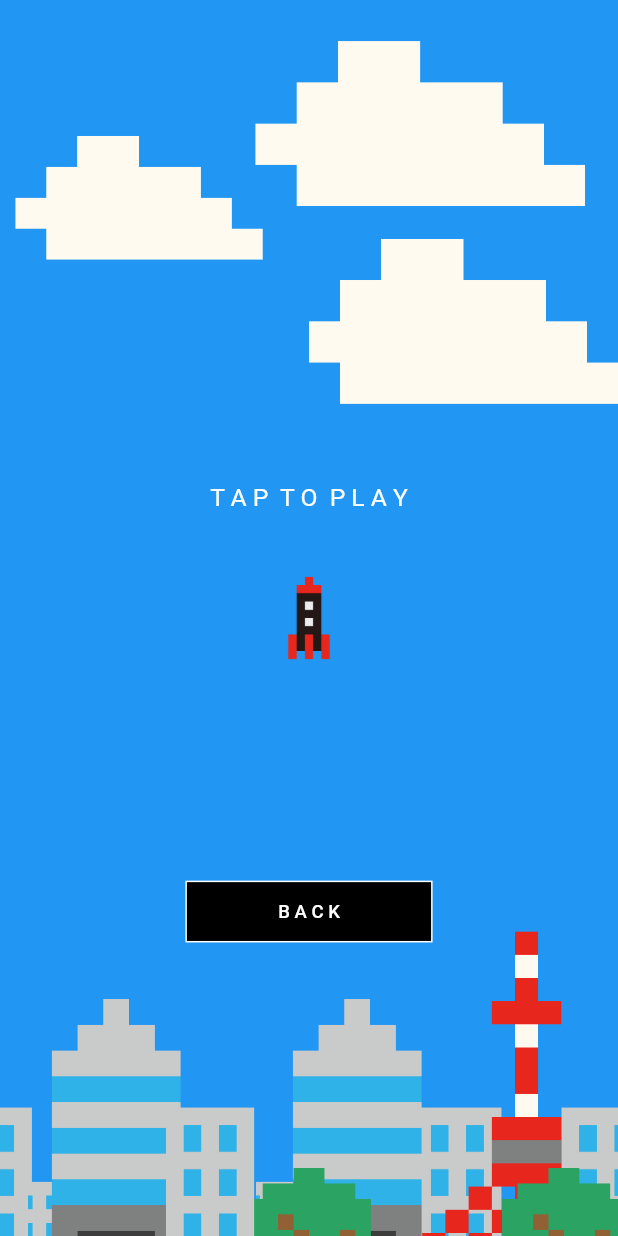
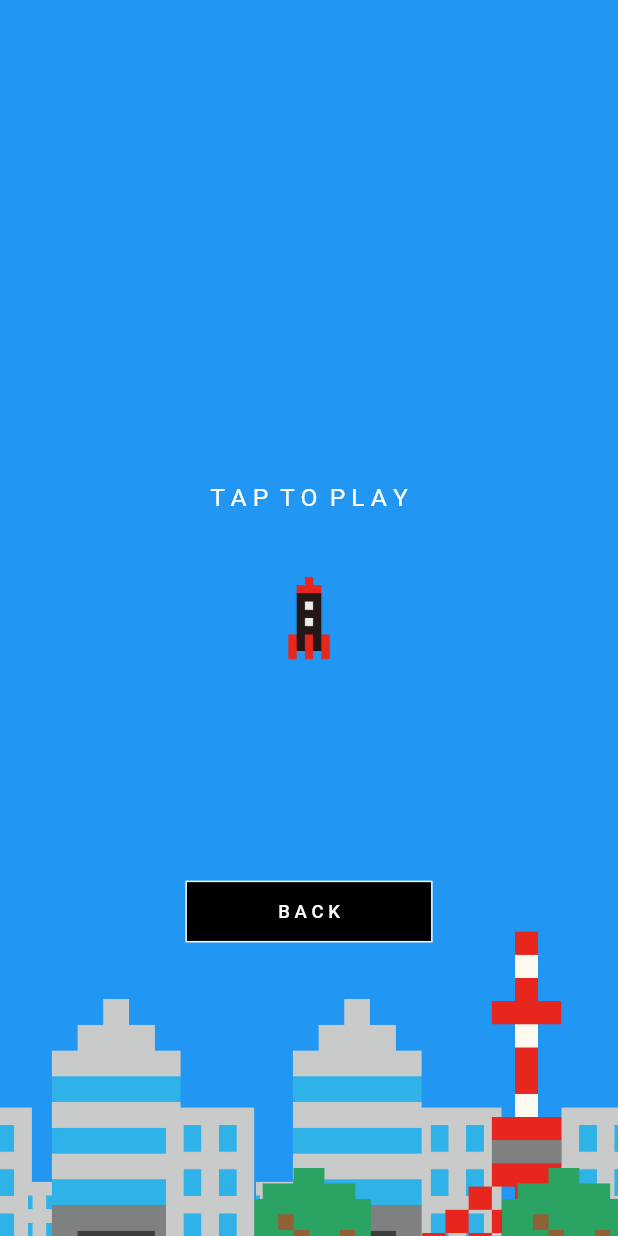
Before and after one commit to yuto90/new_rocket, a Flutter app: the screen it shows after launch, after a tap on "LEVEL", on a phone screen of 412 x 824 dp. Run offline on Flutter 3.47's test engine with Material 2 defaults, Android fonts, the phone set to English and light mode, and no system bars; our stand-ins replace flutter_dotenv, google_fonts, google_mobile_ads; network calls fail.

Commit message:
Level4, Level5を作成(仮)

```diff
--- /dev/null
+++ b/lib/level/level5.dart
@@ -0,0 +1,133 @@
+import 'package:flutter/material.dart';
+import 'package:new_rocket/objects/cloud.dart';
+import 'package:new_rocket/objects/meteorite.dart';
+import 'package:new_rocket/objects/star.dart';
+import 'package:new_rocket/objects/ufo.dart';
+import '../size_config.dart';
+
+class Level5 extends StatelessWidget {
+  final model;
+  Level5({this.model});
+
+  @override
+  Widget build(BuildContext context) {
+    return Stack(
+      children: [
+        // * 障害物 -----------------------------------------------------------
+        Align(
+          alignment: Alignment(model.ufo_1, -1),
+          child: Ufo(),
+        ),
+        Align(
+          alignment: Alignment(model.ufo_075, -0.75),
+          child: Ufo(),
+        ),
+        Align(
+          alignment: Alignment(model.ufo_05, -0.5),
+          child: Ufo(),
+        ),
+        Align(
+          alignment: Alignment(model.ufo_025, -0.25),
+          child: Ufo(),
+        ),
+        Align(
+          alignment: Alignment(model.ufo0, 0),
+          child: Ufo(),
+        ),
+        Align(
+          alignment: Alignment(model.ufo025, 0.25),
+          child: Ufo(),
+        ),
+        Align(
+          alignment: Alignment(model.ufo05, 0.5),
+          child: Ufo(),
+        ),
+        Align(
+          alignment: Alignment(model.ufo075, 0.75),
+          child: Ufo(),
+        ),
+        Align(
+          alignment: Alignment(model.ufo1, 1),
+          child: Ufo(),
+        ),
+        // * 雲 -----------------------------------------------------------
+        Align(
+          alignment: Alignment(0.9, model.cloud),
+          child: Cloud(
+            vertical: SizeConfig.blockSizeVertical! * 20,
+            horizontal: SizeConfig.blockSizeHorizontal! * 60,
+          ),
+        ),
+        Align(
+          alignment: Alignment(-1, model.cloud2),
+          child: Cloud(
+            vertical: SizeConfig.blockSizeVertical! * 15,
+            horizontal: SizeConfig.blockSizeHorizontal! * 45,
+          ),
+        ),
+        Align(
+          alignment: Alignment(1, model.cloud3),
+          child: Cloud(
+            vertical: SizeConfig.blockSizeVertical! * 20,
+            horizontal: SizeConfig.blockSizeHorizontal! * 50,
+          ),
+        ),
+        // * 星 -----------------------------------------------------------
+        model.level != 7
+            ? Align(
+                alignment: Alignment((model.star * -1), model.star),
+                child: Star(),
+              )
+            : const SizedBox(),
+        model.level != 5 || model.level != 7
+            ? Align(
+                alignment: Alignment((model.star2 * -1), model.star2),
+                child: Star(),
+              )
+            : const SizedBox(),
+        model.level == 2
+            ? Align(
+                alignment: Alignment((model.star3 * -1), model.star3),
+                child: Star(),
+              )
+            : const SizedBox(),
+        // * 隕石 -----------------------------------------------------------
+        Align(
+          alignment: Alignment(1, model.meteorite),
+          child: Meteorite(
+            vertical: SizeConfig.blockSizeVertical! * 18,
+            horizontal: SizeConfig.blockSizeHorizontal! * 27,
+          ),
+        ),
+        Align(
+          alignment: Alignment(-0.8, model.meteorite2),
+          child: Meteorite(
+            vertical: SizeConfig.blockSizeVertical! * 15,
+            horizontal: SizeConfig.blockSizeHorizontal! * 20,
+          ),
+        ),
+        Align(
+          alignment: Alignment(0.6, model.meteorite3),
+          child: Meteorite(
+            vertical: SizeConfig.blockSizeVertical! * 10,
+            horizontal: SizeConfig.blockSizeHorizontal! * 20,
+          ),
+        ),
+        Align(
+          alignment: Alignment(0.8, model.meteorite4),
+          child: Meteorite(
+            vertical: SizeConfig.blockSizeVertical! * 16,
+            horizontal: SizeConfig.blockSizeHorizontal! * 26,
+          ),
+        ),
+        Align(
+          alignment: Alignment(-0.6, model.meteorite5),
+          child: Meteorite(
+            vertical: SizeConfig.blockSizeVertical! * 18,
+            horizontal: SizeConfig.blockSizeHorizontal! * 27,
+          ),
+        ),
+      ],
+    );
+  }
+}
--- a/lib/main.dart
+++ b/lib/main.dart
@@ -3,6 +3,8 @@ import 'package:flutter/services.dart';
 import 'package:google_fonts/google_fonts.dart';
 import 'package:google_mobile_ads/google_mobile_ads.dart';
 import 'package:flutter_dotenv/flutter_dotenv.dart';
+import 'package:new_rocket/mainpage_model.dart';
+import 'package:provider/provider.dart';
 import 'mainpage.dart';
 
 Future<void> main() async {
@@ -24,7 +26,14 @@ class MyApp extends StatelessWidget {
         // アプリ全体にフォントを適用
         textTheme: GoogleFonts.dotGothic16TextTheme(),
       ),
-      home: MainPage(),
+      home: MultiProvider(
+        providers: [
+          ChangeNotifierProvider<MainPageModel>(
+            create: (context) => MainPageModel(),
+          ),
+        ],
+        child: MainPage(),
+      ),
     );
   }
 }
--- a/lib/mainpage.dart
+++ b/lib/mainpage.dart
@@ -1,46 +1,35 @@
 import 'package:flutter/material.dart';
 import 'package:google_mobile_ads/google_mobile_ads.dart';
+import 'package:new_rocket/size_config.dart';
 import 'package:provider/provider.dart';
+import 'mainpage_model.dart';
 import 'mode/clear.dart';
 import 'mode/game_over.dart';
 import 'mode/how.dart';
-import 'mainpage_model.dart';
 import 'mode/ready.dart';
 import 'mode/top.dart';
 import 'objects/building.dart';
 import 'objects/building2.dart';
 import 'objects/explosion.dart';
 import 'objects/goal.dart';
-import 'objects/meteorite.dart';
 import 'objects/office.dart';
-import 'objects/star.dart';
+import 'objects/rocket.dart';
+import 'level/level4.dart';
+import 'level/level5.dart';
 import 'objects/tokyo_tower.dart';
-import 'objects/ufo.dart';
-import 'objects/rocket.dart';
-import 'objects/cloud.dart';
 import 'objects/wood.dart';
-import 'size_config.dart';
 
 class MainPage extends StatelessWidget {
   @override
   Widget build(BuildContext context) {
     // Widgetサイズ最適化用クラスを初期化
     SizeConfig().init(context);
-
     return Scaffold(
-      body: ChangeNotifierProvider<MainPageModel>(
-        create: (_) => MainPageModel(),
-        child: Consumer<MainPageModel>(
+      body: Consumer<MainPageModel>(
         builder: (context, model, child) {
           return GestureDetector(
             onTap: () {
-                if (model.gameHasStarted) {
-                  model.move();
-                } else if (model.display == 'ready') {
-                  model.startGame(context);
-                } else if (model.display == 'how') {
-                  model.howDemoMove();
-                }
+              model.tapAction(context);
             },
             child: Stack(
               children: [
@@ -125,120 +114,18 @@ class MainPage extends StatelessWidget {
                         child: MyRocket(boostFlg: model.boost),
                       )
                     : const SizedBox(),
-                  // * 障害物 -----------------------------------------------------------
-                  Align(
-                    alignment: Alignment(model.ufo_1, -1),
-                    child: Ufo(),
-                  ),
-                  Align(
-                    alignment: Alignment(model.ufo_075, -0.75),
-                    child: Ufo(),
-                  ),
-                  Align(
-                    alignment: Alignment(model.ufo_05, -0.5),
-                    child: Ufo(),
-                  ),
-                  Align(
-                    alignment: Alignment(model.ufo_025, -0.25),
-                    child: Ufo(),
-                  ),
-                  Align(
-                    alignment: Alignment(model.ufo0, 0),
-                    child: Ufo(),
-                  ),
-                  Align(
-                    alignment: Alignment(model.ufo025, 0.25),
-                    child: Ufo(),
-                  ),
-                  Align(
-                    alignment: Alignment(model.ufo05, 0.5),
-                    child: Ufo(),
-                  ),
-                  Align(
-                    alignment: Alignment(model.ufo075, 0.75),
-                    child: Ufo(),
-                  ),
-                  Align(
-                    alignment: Alignment(model.ufo1, 1),
-                    child: Ufo(),
-                  ),
-                  // * 雲 -----------------------------------------------------------
-                  Align(
-                    alignment: Alignment(0.9, model.cloud),
-                    child: Cloud(
-                      vertical: SizeConfig.blockSizeVertical! * 20,
-                      horizontal: SizeConfig.blockSizeHorizontal! * 60,
-                    ),
-                  ),
-                  Align(
-                    alignment: Alignment(-1, model.cloud2),
-                    child: Cloud(
-                      vertical: SizeConfig.blockSizeVertical! * 15,
-                      horizontal: SizeConfig.blockSizeHorizontal! * 45,
-                    ),
-                  ),
-                  Align(
-                    alignment: Alignment(1, model.cloud3),
-                    child: Cloud(
-                      vertical: SizeConfig.blockSizeVertical! * 20,
-                      horizontal: SizeConfig.blockSizeHorizontal! * 50,
-                    ),
-                  ),
-                  // * 星 -----------------------------------------------------------
-                  model.level != 7
-                      ? Align(
-                          alignment: Alignment((model.star * -1), model.star),
-                          child: Star(),
-                        )
+
+                // ! レベル毎に出現オブジェクトを変える -----------------
+                model.selectedLevel == 4
+                    ? Level4(model: model)
                     : const SizedBox(),
-                  model.level != 5 || model.level != 7
-                      ? Align(
-                          alignment: Alignment((model.star2 * -1), model.star2),
-                          child: Star(),
-                        )
+                model.selectedLevel == 5
+                    ? Level5(model: model)
                     : const SizedBox(),
-                  model.level == 2
-                      ? Align(
-                          alignment: Alignment((model.star3 * -1), model.star3),
-                          child: Star(),
-                        )
+                model.selectedLevel == 6
+                    ? Level5(model: model)
                     : const SizedBox(),
-                  // * 隕石 -----------------------------------------------------------
-                  Align(
-                    alignment: Alignment(1, model.meteorite),
-                    child: Meteorite(
-                      vertical: SizeConfig.blockSizeVertical! * 18,
-                      horizontal: SizeConfig.blockSizeHorizontal! * 27,
-                    ),
-                  ),
-                  Align(
-                    alignment: Alignment(-0.8, model.meteorite2),
-                    child: Meteorite(
-                      vertical: SizeConfig.blockSizeVertical! * 15,
-                      horizontal: SizeConfig.blockSizeHorizontal! * 20,
-                    ),
-                  ),
-                  Align(
-                    alignment: Alignment(0.6, model.meteorite3),
-                    child: Meteorite(
-                      vertical: SizeConfig.blockSizeVertical! * 10,
-                      horizontal: SizeConfig.blockSizeHorizontal! * 20,
-                    ),
-                  ),
-                  Align(
-                    alignment: Alignment(0.8, model.meteorite4),
-                    child: Meteorite(
-                      vertical: SizeConfig.blockSizeVertical! * 16,
-                      horizontal: SizeConfig.blockSizeHorizontal! * 26,
-                    ),
-                  ),
-                  Align(
-                    alignment: Alignment(-0.6, model.meteorite5),
-                    child: Meteorite(
-                      vertical: SizeConfig.blockSizeVertical! * 18,
-                      horizontal: SizeConfig.blockSizeHorizontal! * 27,
-                    ),
-                  ),
+                // ! -------------------------------------------
 
                 // * ルール説明画面
                 How(model: model),
@@ -279,7 +166,6 @@ class MainPage extends StatelessWidget {
           );
         },
       ),
-      ),
     );
   }
 }
--- a/lib/mode/top.dart
+++ b/lib/mode/top.dart
@@ -45,7 +45,7 @@ class Top extends StatelessWidget {
                               ),
                               child: OutlinedButton(
                                 onPressed: () {
-                                  model.switchLevel(model.mappingLevel[i]);
+                                  model.switchLevel(i);
                                   model.switchDisplay('ready');
                                 },
                                 child: Column(
@@ -88,7 +88,7 @@ class Top extends StatelessWidget {
                               ),
                               child: OutlinedButton(
                                 onPressed: () {
-                                  model.switchLevel(model.mappingLevel[i]);
+                                  model.switchLevel(i);
                                   model.switchDisplay('ready');
                                 },
                                 child: Column(
```
Also changed, not shown: lib/level/level4.dart (added, +133 -0 lines), lib/mainpage_model.dart (+173 -3 lines), 1 other file. Lines whose indentation alone changed are shown as unchanged.
